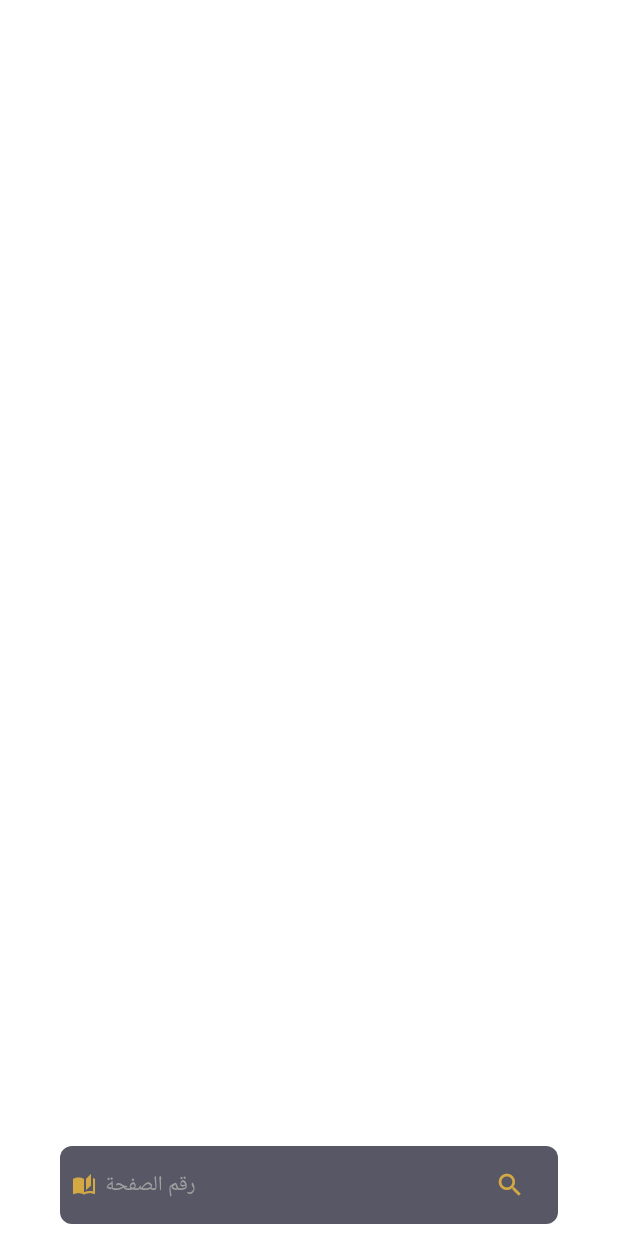
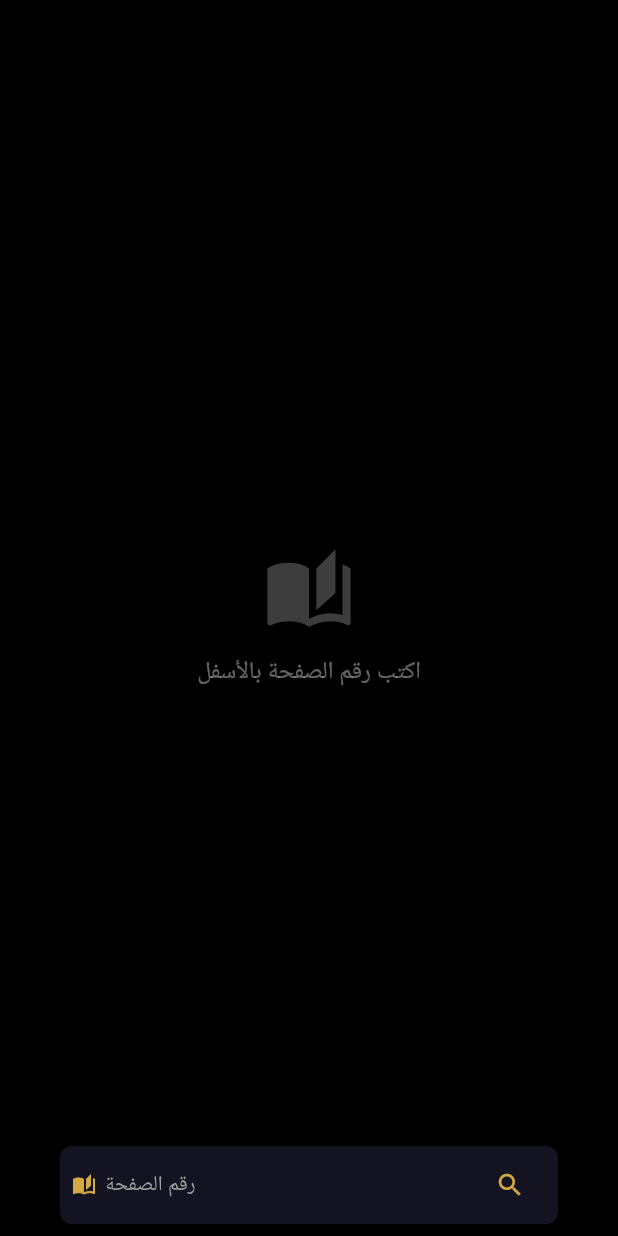
Before and after one commit to m9cherif/flutter_quran, a Flutter app: the screen it shows after launch, on a phone screen of 412 x 824 dp. Run offline on Flutter 3.47's test engine with Material 3 defaults, Android fonts, the phone set to English and light mode, and no system bars; our stand-ins replace audioplayers, file_picker; missing offline and left inert: excel; network calls fail.

Commit message:
Fix zoom, darkBg, landscape scroll + add reset zoom, boldPageNum, pageNumOffset

```diff
--- a/lib/mobile/mobile_screen.dart
+++ b/lib/mobile/mobile_screen.dart
@@ -46,6 +46,8 @@
   int imageCornerRadius = 0;
   bool showPageBorder = false;
   bool lockOrientation = false;
+  bool boldPageNum = false;
+  int pageNumOffset = 0;
 
   Color get pageNumPaintColor {
     switch (pageNumColor) {
@@ -95,6 +97,8 @@
     'imageCornerRadius': imageCornerRadius,
     'showPageBorder': showPageBorder,
     'lockOrientation': lockOrientation,
+    'boldPageNum': boldPageNum,
+    'pageNumOffset': pageNumOffset,
   };
 
   AppSettings.fromJson(Map<String, dynamic> json) {
@@ -133,6 +137,8 @@
     imageCornerRadius = json['imageCornerRadius'] as int? ?? 0;
     showPageBorder = json['showPageBorder'] as bool? ?? false;
     lockOrientation = json['lockOrientation'] as bool? ?? false;
+    boldPageNum = json['boldPageNum'] as bool? ?? false;
+    pageNumOffset = json['pageNumOffset'] as int? ?? 0;
   }
 
   AppSettings();
@@ -415,7 +421,7 @@
           Positioned.fill(
             child: Container(
               decoration: BoxDecoration(
-                color: Colors.white,
+                color: _settings.darkBg ? Colors.black : Colors.white,
                 borderRadius: _settings.imageCornerRadius > 0
                     ? BorderRadius.circular(_settings.imageCornerRadius.toDouble())
                     : null,
@@ -423,13 +429,13 @@
                     ? Border.all(color: const Color(0xFFD4A843), width: 2)
                     : null,
               ),
-              clipBehavior: _settings.imageCornerRadius > 0 ? Clip.antiAlias : Clip.none,
+              clipBehavior: _settings.imageCornerRadius > 0 && _zoomMultiplier <= 1.0 ? Clip.antiAlias : Clip.none,
               child: _buildImageViewer(),
             ),
           ),
           if (_settings.showPageNumOnImage && provider.currentPageNumber.isNotEmpty)
             Positioned(
-              bottom: 8, left: 0, right: 0,
+              bottom: 8 + _settings.pageNumOffset.toDouble(), left: 0, right: 0,
               child: Center(
                 child: Container(
                   padding: const EdgeInsets.symmetric(horizontal: 8, vertical: 2),
@@ -444,6 +450,7 @@
                     style: TextStyle(
                       color: _settings.pageNumPaintColor,
                       fontSize: _settings.pageNumSize.toDouble(),
+                      fontWeight: _settings.boldPageNum ? FontWeight.bold : FontWeight.normal,
                     ),
                   ),
                 ),
@@ -463,6 +470,10 @@
                   style: const TextStyle(color: Colors.white70, fontSize: 11),
                 ),
               ),
+            ),
+          if (_settings.brightness < 1.0)
+            Positioned.fill(
+              child: ColoredBox(color: Colors.black.withAlpha(((1.0 - _settings.brightness) * 255).round())),
             ),
           if (_showOverlay) _buildOverlay(),
           if (provider.image == null || _showOverlay) _buildPageInput(),
@@ -580,6 +591,13 @@
                 padding: EdgeInsets.zero,
                 constraints: const BoxConstraints(minWidth: 36, minHeight: 36),
               ),
+              if (_zoomMultiplier != 1.0)
+                IconButton(
+                  icon: const Icon(Icons.zoom_out_map, color: Color(0xFFD4A843), size: 18),
+                  onPressed: () => setState(() => _zoomMultiplier = 1.0),
+                  padding: EdgeInsets.zero,
+                  constraints: const BoxConstraints(minWidth: 28, minHeight: 28),
+                ),
             ],
             IconButton(
               icon: const Icon(Icons.settings, color: Colors.white54, size: 20),
@@ -644,6 +662,7 @@
                 _switchTile(ctx, setSheetState, 'قفل الشاشة عمودياً', Icons.screen_lock_portrait, _settings.lockOrientation, (v) { _settings.lockOrientation = v; _applySettings(); }),
                 _switchTile(ctx, setSheetState, 'رقم الصفحة فوق الصورة', Icons.numbers, _settings.showPageNumOnImage, (v) { _settings.showPageNumOnImage = v; _applySettings(); }),
                 _switchTile(ctx, setSheetState, 'خلفية رقم الصفحة', Icons.sticky_note_2, _settings.pageNumBg, (v) { _settings.pageNumBg = v; _applySettings(); }),
+                _switchTile(ctx, setSheetState, 'رقم الصفحة عريض', Icons.format_bold, _settings.boldPageNum, (v) { _settings.boldPageNum = v; _applySettings(); }),
                 _switchTile(ctx, setSheetState, 'عرض عدد الكلمات', Icons.format_list_numbered, _settings.showWordCount, (v) { _settings.showWordCount = v; _applySettings(); }),
                 _switchTile(ctx, setSheetState, 'أزرار التكبير', Icons.zoom_in, _settings.showZoomButtons, (v) { _settings.showZoomButtons = v; _applySettings(); }),
                 _switchTile(ctx, setSheetState, 'قلب الألوان', Icons.invert_colors, _settings.invertColors, (v) { _settings.invertColors = v; _applySettings(); }),
@@ -660,6 +679,7 @@
                 _sliderTile(ctx, setSheetState, 'شفافية التحديد', '${(_settings.highlightOpacity * 100).round()}%', _settings.highlightOpacity * 100, 5, 50, (v) { _settings.highlightOpacity = v / 100; _applySettings(); }),
                 _sliderTile(ctx, setSheetState, 'سطوع الصفحة', '${(_settings.brightness * 100).round()}%', _settings.brightness * 100, 30, 100, (v) { _settings.brightness = v / 100; _applySettings(); }),
                 _sliderTile(ctx, setSheetState, 'حجم رقم الصفحة', '${_settings.pageNumSize}', _settings.pageNumSize.toDouble(), 10, 48, (v) { _settings.pageNumSize = v.round(); _applySettings(); }),
+                _sliderTile(ctx, setSheetState, 'موضع رقم الصفحة', '${_settings.pageNumOffset}', _settings.pageNumOffset.toDouble(), 0, 50, (v) { _settings.pageNumOffset = v.round(); _applySettings(); }),
                 _sliderTile(ctx, setSheetState, 'التقليب التلقائي', _settings.autoScrollInterval > 0 ? 'كل ${_settings.autoScrollInterval}ث' : 'معطل', _settings.autoScrollInterval.toDouble(), 0, 30, (v) { _settings.autoScrollInterval = v.round(); _applySettings(); }),
                 _sliderTile(ctx, setSheetState, 'تقويس الزوايا', '${_settings.imageCornerRadius}', _settings.imageCornerRadius.toDouble(), 0, 30, (v) { _settings.imageCornerRadius = v.round(); _applySettings(); }),
                 const Divider(color: Colors.white12),
@@ -867,8 +887,6 @@
 
             debugPrint('QURAN_DEBUG: showHLines=${_settings.showHLines} showVLines=${_settings.showVLines} borderWidth=${_settings.borderWidth} showWords=${_settings.showWordBoxes} scale=$scale imgW=$imgW imgH=$imgH');
 
-            final overlayAlpha = ((1.0 - _settings.brightness) * 255).round();
-
             Widget imageContent = SizedBox(
               width: displayW,
               height: displayH,
@@ -919,19 +937,7 @@
               imageWidget = Center(child: content);
             }
 
-            Widget result;
-            if (overlayAlpha > 0) {
-              result = Stack(
-                children: [
-                  imageWidget,
-                  Positioned.fill(
-                    child: ColoredBox(color: Colors.black.withAlpha(overlayAlpha)),
-                  ),
-                ],
-              );
-            } else {
-              result = imageWidget;
-            }
+            Widget result = imageWidget;
 
             if (_settings.smoothTransition) {
               result = AnimatedSwitcher(
```
